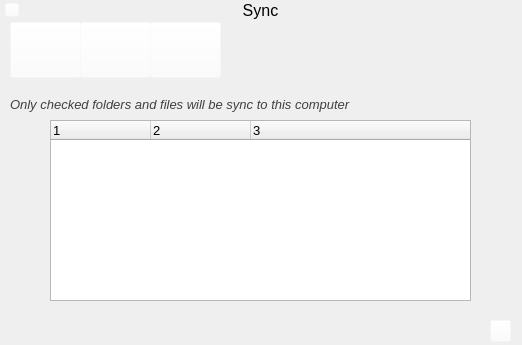
woda/desktop, file resources/Forms/SyncGUI.ui: the form before one commit.
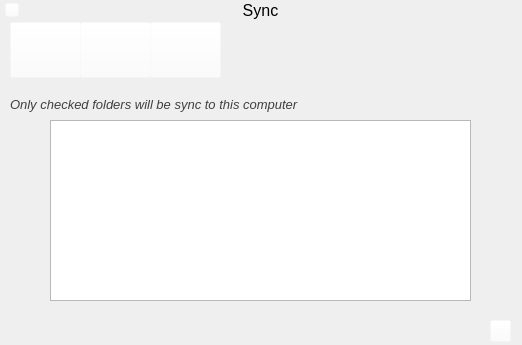
The form after the commit. Icons and pictures are not drawn.

The edit to the form file:
```diff
--- a/resources/Forms/SyncGUI.ui
+++ b/resources/Forms/SyncGUI.ui
@@ -294,7 +294,7 @@
 color: rgb(64, 64, 64);</string>
    </property>
    <property name="text">
-    <string>Only checked folders and files will be sync to this computer</string>
+    <string>Only checked folders will be sync to this computer</string>
    </property>
   </widget>
   <widget class="QTreeWidget" name="treeWidget">
@@ -306,6 +306,24 @@
      <height>181</height>
     </rect>
    </property>
+   <property name="indentation">
+    <number>25</number>
+   </property>
+   <property name="sortingEnabled">
+    <bool>false</bool>
+   </property>
+   <property name="animated">
+    <bool>true</bool>
+   </property>
+   <property name="headerHidden">
+    <bool>true</bool>
+   </property>
+   <property name="columnCount">
+    <number>1</number>
+   </property>
+   <attribute name="headerVisible">
+    <bool>false</bool>
+   </attribute>
    <column>
     <property name="text">
      <string>1</string>
@@ -316,26 +334,6 @@
      </font>
     </property>
    </column>
-   <column>
-    <property name="text">
-     <string>2</string>
-    </property>
-    <property name="font">
-     <font>
-      <pointsize>10</pointsize>
-     </font>
-    </property>
-   </column>
-   <column>
-    <property name="text">
-     <string>3</string>
-    </property>
-    <property name="font">
-     <font>
-      <pointsize>10</pointsize>
-     </font>
-    </property>
-   </column>
   </widget>
   <zorder>labelSync</zorder>
   <zorder>labelGeneral</zorder>
```
Left out of the diff: 1 changed line with no effect on the pictures.
